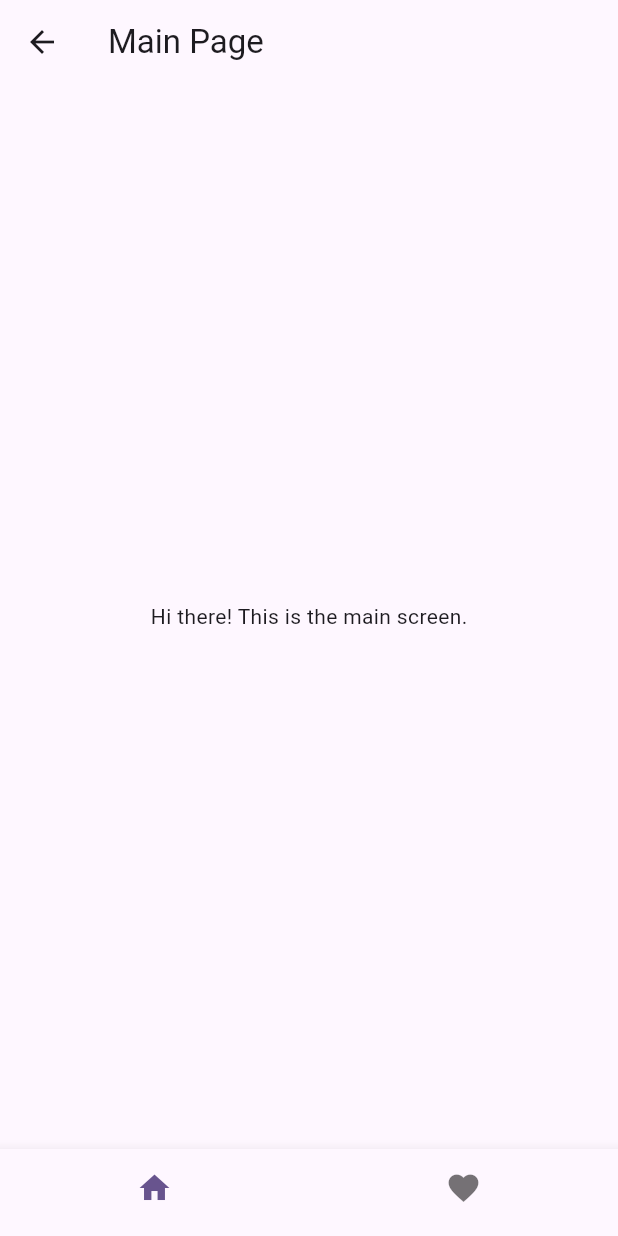
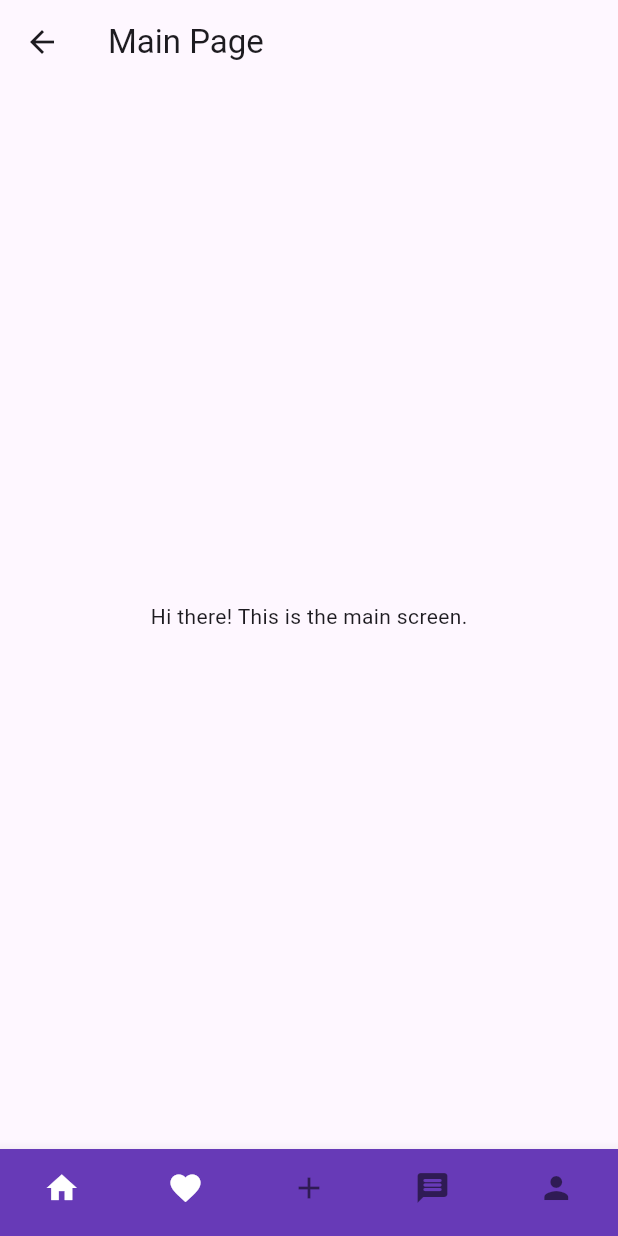
Before and after one commit to Aqib-Ayoub/fullcourse, a Flutter app: the MainPage screen opened by its route, on a phone screen of 412 x 824 dp. Run offline on Flutter 3.47's test engine with Material 3 defaults, Android fonts, the light colour scheme and no system bars.

Commit message:
added some style to navbar

```diff
--- a/lib/views/main_screen.dart
+++ b/lib/views/main_screen.dart
@@ -10,14 +10,25 @@ class MainPage extends StatelessWidget {
       body: Center(child: Text('Hi there! This is the main screen.')),
       bottomNavigationBar: BottomNavigationBar(
         items: [
-          BottomNavigationBarItem(icon: Icon(Icons.home), label: 'Home'),
           BottomNavigationBarItem(
-            icon: Icon(Icons.favorite),
+            icon: Icon(Icons.home, color: Colors.white),
+            label: 'Home',
+          ),
+          BottomNavigationBarItem(
+            icon: Icon(Icons.favorite, color: Colors.white),
             label: 'faorites',
           ),
+          BottomNavigationBarItem(icon: Icon(Icons.add), label: 'Add'),
+          BottomNavigationBarItem(
+            icon: Icon(Icons.message_rounded),
+            label: 'Message',
+          ),
+          BottomNavigationBarItem(icon: Icon(Icons.person), label: 'Profile'),
         ],
         showSelectedLabels: false,
         showUnselectedLabels: false,
+        backgroundColor: Colors.deepPurple,
+        type: BottomNavigationBarType.fixed,
       ),
     );
   }
```
